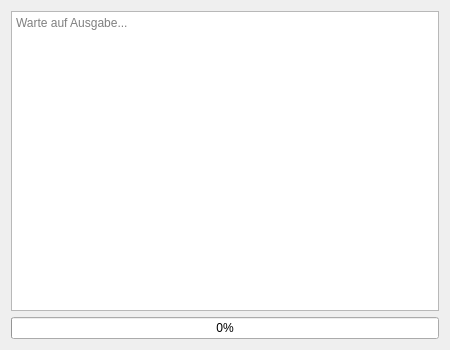
Before: the Qt Designer form src/ui/design/output_window.ui in CodeName-666/VDataParser, drawn with Qt 5.
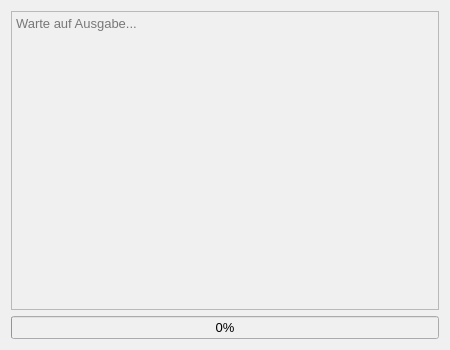
After: the same form once the commit is applied.

```diff
--- a/src/ui/design/output_window.ui
+++ b/src/ui/design/output_window.ui
@@ -13,6 +13,13 @@
   <property name="windowTitle">
    <string>Print Ausgabe</string>
   </property>
+  <property name="styleSheet">
+   <string>QWidget { font-family: "Segoe UI", sans-serif; font-size: 10pt; background-color: #f0f0f0; }
+QPushButton { border: none; padding: 6px 12px; border-radius: 4px; background-color: #0078d7; color: white; }
+QPushButton:hover { background-color: #005a9e; }
+QGroupBox { border: 1px solid #cccccc; border-radius: 4px; margin-top: 6px; }
+QGroupBox::title { subcontrol-origin: margin; subcontrol-position: top left; padding: 0 6px; }</string>
+  </property>
   <layout class="QVBoxLayout" name="verticalLayout">
    <item>
     <widget class="QPlainTextEdit" name="logOutputTextEdit">
```
